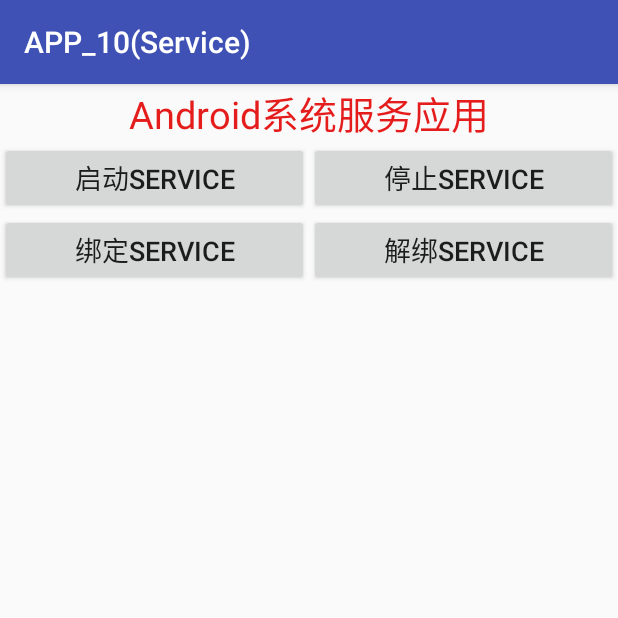
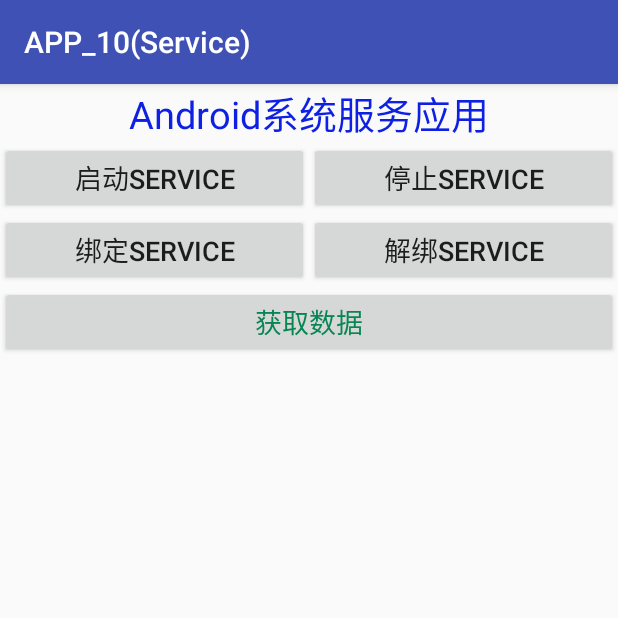
Before and after one commit to myemcu/Service, an Android app: the screen it shows after launch (MainActivity), on a phone screen of 412 x 824 dp, the top half of it. Run offline under Robolectric (Android 15) with nearby library versions, the phone set to English and light mode, and no system bars.

Commit message:
V3，获取数据在后台，之前必须先绑定Service。

```diff
--- a/app/src/main/java/com/myemcu/app_10service/MainActivity.java
+++ b/app/src/main/java/com/myemcu/app_10service/MainActivity.java
@@ -1,4 +1,6 @@
 package com.myemcu.app_10service;
+
+import com.myemcu.app_10service.MyService.MyBinder; // Alt+Enter(选择local package)
 
 import android.app.Service;
 import android.content.ComponentName;
@@ -10,6 +12,7 @@ import android.os.Bundle;
 import android.util.Log;
 import android.view.View;
 import android.widget.Button;
+import android.widget.Toast;
 
 public class MainActivity extends AppCompatActivity {
 
@@ -17,6 +20,9 @@ public class MainActivity extends AppCompatActivity {
     private Button mStop;
     private Button mBind;
     private Button mUnbind;
+    private Button mGetData;
+
+    private MyBinder myBinder;
 
     @Override
     protected void onCreate(Bundle savedInstanceState) {
@@ -28,6 +34,8 @@ public class MainActivity extends AppCompatActivity {
 
         mBind = (Button) findViewById(R.id.bind);
         mUnbind = (Button) findViewById(R.id.unBind);
+
+        mGetData = (Button) findViewById(R.id.getData);
 
         final Intent intent = new Intent();
         intent.setAction("com.myemcu.app_10service.MyService");
@@ -59,12 +67,21 @@ public class MainActivity extends AppCompatActivity {
                 unbindService(conn);
             }
         });
+
+        mGetData.setOnClickListener(new View.OnClickListener() {
+            @Override
+            public void onClick(View v) {
+                Toast.makeText(MainActivity.this,"后台值："+myBinder.getCount(), Toast.LENGTH_SHORT).show();
+            }
+        });
     }
 
     private ServiceConnection conn = new ServiceConnection() {
         @Override
         public void onServiceConnected(ComponentName name, IBinder service) {
             Log.d("MyService","--onServiceConnected()被调用--");
+
+            myBinder=(MyBinder)service;
         }
 
         @Override
--- a/app/src/main/res/layout/activity_main.xml
+++ b/app/src/main/res/layout/activity_main.xml
@@ -11,7 +11,7 @@
         android:textSize="25sp"
         android:layout_gravity="center_horizontal"
         android:text="Android系统服务应用"
-        android:textColor="#e51c1c"/>
+        android:textColor="#0e20e3"/>
 
     <TableLayout
         android:layout_width="match_parent"
@@ -62,7 +62,12 @@
         </TableRow>
     </TableLayout>
 
-
-
+    <Button
+        android:layout_width="match_parent"
+        android:layout_height="wrap_content"
+        android:text="获取数据"
+        android:textSize="8pt"
+        android:id="@+id/getData"
+        android:textColor="#078552"/>
 
 </LinearLayout>
```
Also changed, not shown: app/src/main/java/com/myemcu/app_10service/MyService.java (+39 -1 lines).
